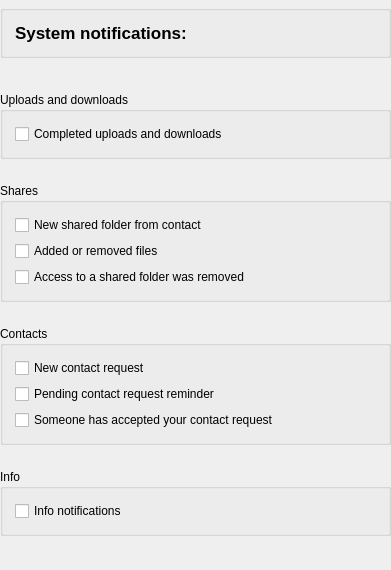
The window that src/MEGASync/gui/ui/NotificationsSettings.ui (meganz/MEGAsync) describes before a commit, drawn with Qt 5.
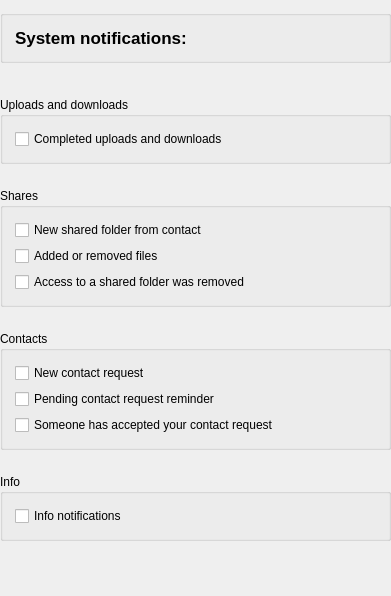
The same window after the commit. Custom widgets are drawn as their Qt base class.

Commit message: SNC-4972: Fixed settings dialog various alignaments.

Patch:
```diff
--- a/src/MEGASync/gui/ui/NotificationsSettings.ui
+++ b/src/MEGASync/gui/ui/NotificationsSettings.ui
@@ -7,7 +7,7 @@
     <x>0</x>
     <y>0</y>
     <width>391</width>
-    <height>570</height>
+    <height>596</height>
    </rect>
   </property>
   <property name="windowTitle">
@@ -21,7 +21,7 @@
     <number>0</number>
    </property>
    <property name="topMargin">
-    <number>5</number>
+    <number>10</number>
    </property>
    <property name="rightMargin">
     <number>0</number>
```
The commit also changes 4 other files.
